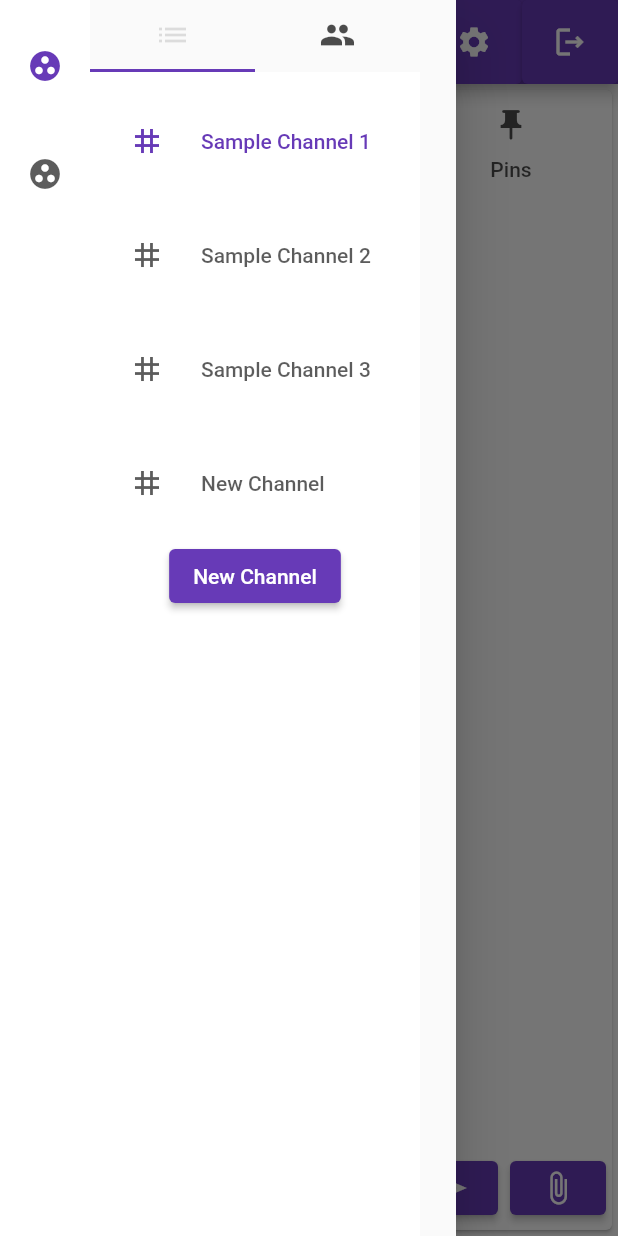
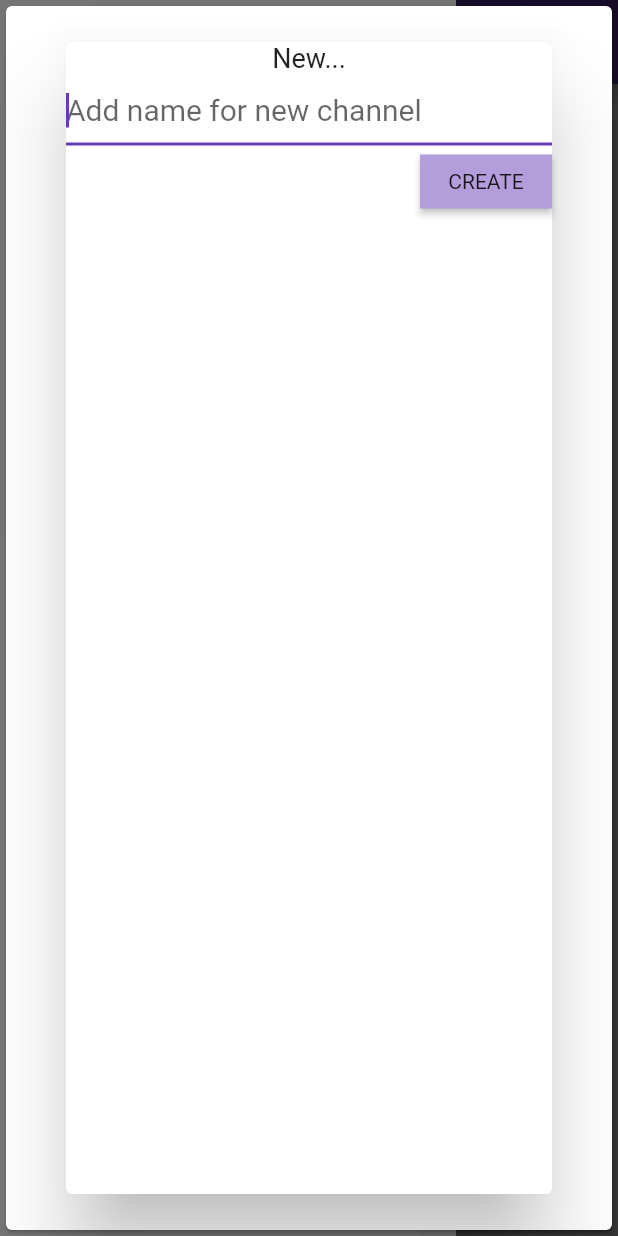
Before and after one commit to jclehner18/Euphony, a Flutter app: the MainView screen opened directly, in the side drawer, after a tap on "New Channel", on a phone screen of 412 x 824 dp. Run offline on Flutter 3.47's test engine with Material 2 defaults, Android fonts, the phone set to English and light mode, and no system bars; our stand-ins replace cloud_firestore, firebase_auth, firebase_core, font_awesome_flutter, google_sign_in, rflutter_alert and 1 more; missing offline and left inert: syncfusion_flutter_core; accounts and stored records are empty.

Commit message:
Added a popup to create channels and groups. Still need to integrate it properly.

```diff
--- a/lib/MainView.dart
+++ b/lib/MainView.dart
@@ -266,6 +266,24 @@ class _MainViewState extends State<MainView> {
                                         },
                                         trailing: ElevatedButton(
                                             onPressed: () {
+                                              showDialog(
+                                                context: context,
+                                                builder: (BuildContext context) {
+                                                  return WillPopScope(
+                                                    child: Center(
+                                                      child: Container(
+                                                        alignment: Alignment.center,
+                                                          child: Card(
+                                                            child: PopupNamePrompt(_NewPopupType.CHANNEL)
+                                                          ),
+                                                      )
+                                                    ),
+                                                    onWillPop: () async {
+                                                      return true;
+                                                    }
+                                                  );
+                                                }
+                                              );
                                               appState.create_channel();
                                             },
                                             child: Text("New Channel")
@@ -485,6 +503,95 @@ class _ChannelPaneState extends State<ChannelPane> with TickerProviderStateMixin
 }
 
 
+/// This class is a simple popup that prompts the user for a single string.
+/// This prompt is shown when creating a new channel and creating a new group.
+class PopupNamePrompt extends StatefulWidget {
+  PopupNamePrompt(this.type);
+
+  late _NewPopupType type;
+
+  @override
+  _PopupNamePromptState createState() => _PopupNamePromptState();
+}
+class _PopupNamePromptState extends State<PopupNamePrompt> {
+
+  String _subject = '';
+  late String _popup_type = widget.type == _NewPopupType.GROUP ? "group" : "channel";
+
+  @override
+  Widget build(BuildContext context) {
+    return Dialog(
+      child: Container(
+        alignment: Alignment.center,
+        child: Column(
+          children: [
+            Text(
+              'New...',
+              style: TextStyle(
+                fontSize: 18,
+                fontWeight: FontWeight.w400
+              )
+            ),
+            TextField(
+              autofocus: true,
+              controller: TextEditingController(text: _subject),
+              onChanged: (String value) {
+                _subject = value;
+              },
+              style: TextStyle(
+                fontSize: 20,
+                fontWeight: FontWeight.w400
+              ),
+              decoration: InputDecoration(
+                border: const UnderlineInputBorder(),
+                hintText: 'Add name for new $_popup_type'
+              ),
+            ),
+            Row(
+              mainAxisAlignment: MainAxisAlignment.end,
+              children: [
+                RawMaterialButton(
+                  fillColor: Theme.of(context).colorScheme.background,
+                  onPressed: () {
+                    if(_subject == '') {
+                      showDialog(
+                        context: context,
+                        builder: (BuildContext context) {
+                          return WillPopScope(
+                            onWillPop: () async {
+                              return true;
+                            },
+                            child: AlertDialog(
+                              title: const Text('Alert'),
+                              content: Text('Please enter a name for the new $_popup_type'),
+                              actions: [
+                                TextButton(
+                                  onPressed: () => Navigator.pop(context),
+                                  child: const Text('OK')
+                                )
+                              ]
+                            )
+                          );
+                        }
+                      );
+                    }
+                  },
+                  child: const Text('CREATE')
+                )
+              ]
+            )
+          ]
+        )
+      )
+    );
+  }
+
+}
+enum _NewPopupType {
+  GROUP,
+  CHANNEL,
+}
+
 
 typedef ContextMenuBuilder = Widget Function(
   BuildContext context, Offset offset
--- a/lib/calendar.dart
+++ b/lib/calendar.dart
@@ -773,6 +773,7 @@ class _PopupAppointmentEditorState extends State<PopupAppointmentEditor> {
                     shape: const RoundedRectangleBorder(
                       borderRadius: BorderRadius.all(Radius.circular(4)),
                     ),
+                    fillColor: Theme.of(context).colorScheme.background,
                     onPressed: () {
                       if (widget.selected_appointment != null ||
                           widget.new_appointment != null) {
@@ -3592,6 +3593,7 @@ class _AppointmentEditorState extends State<AppointmentEditor> {
                               Navigator.pop(context);
                             }
                           },
+                          fillColor: Theme.of(context).colorScheme.background,
                           child: const Text(
                             'SAVE',
                             style: TextStyle(
```
